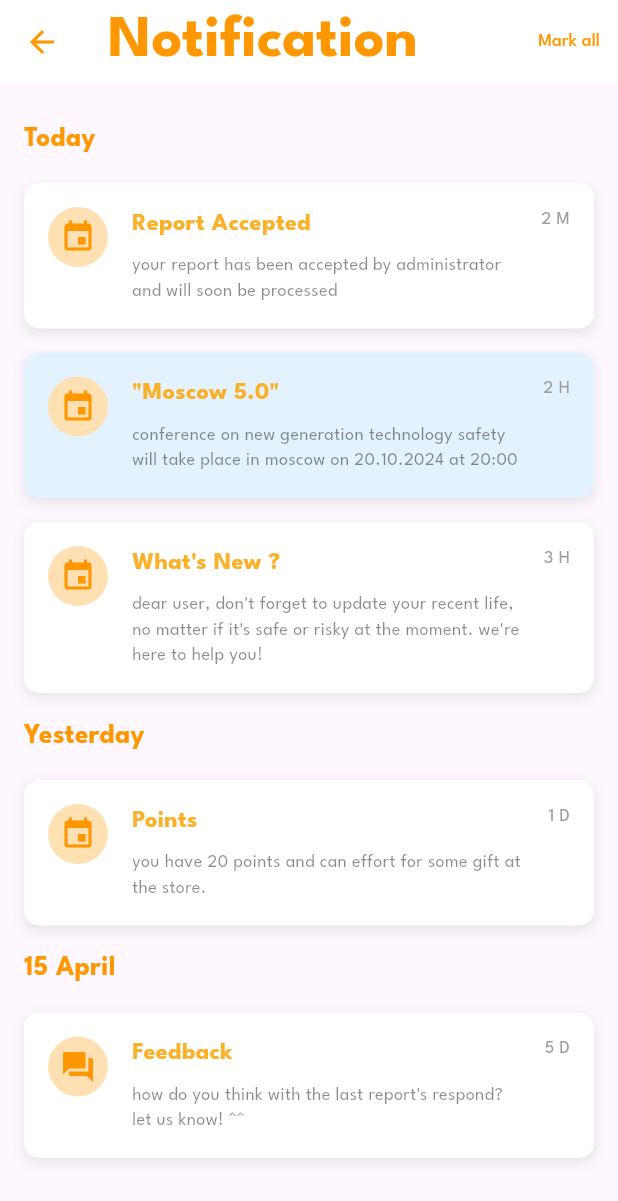
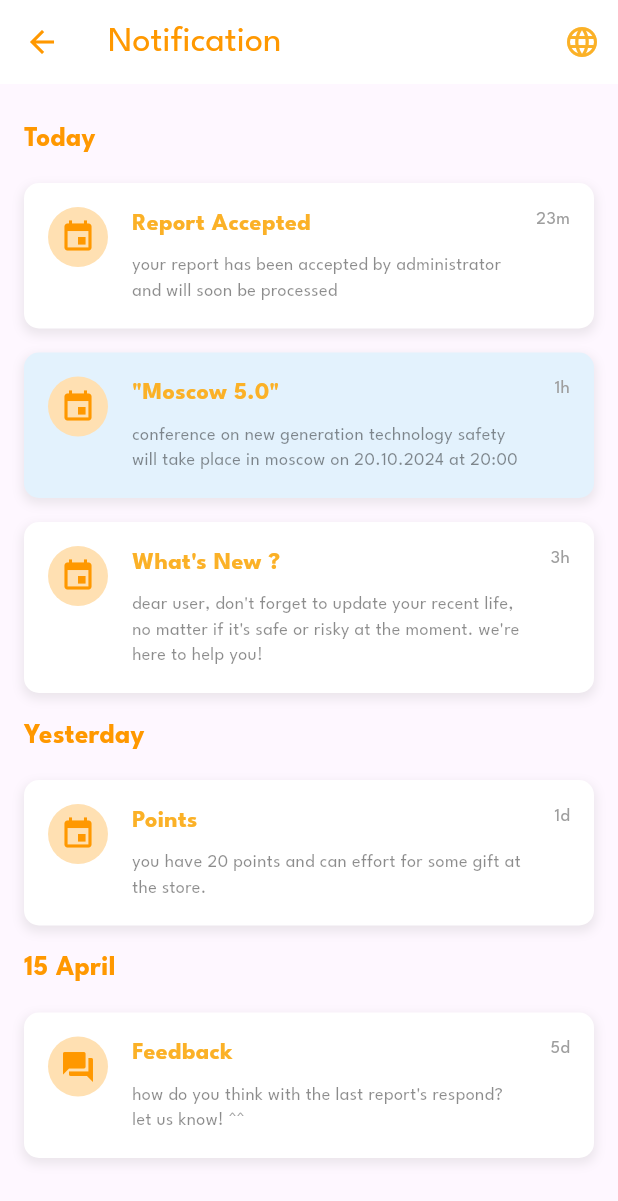
Before and after one commit to ngocleltt/riskprediction, a Flutter app: the HomeScreen screen opened directly with empty values, after a tap on the "notifications none" icon, on a phone screen of 412 x 824 dp. Shown: the top 1201 px of the screen. Run offline on Flutter 3.47's test engine with Material 3 defaults, Android fonts, the phone set to English and light mode, and no system bars.

```diff
--- a/lib/screens/home_screen.dart
+++ b/lib/screens/home_screen.dart
@@ -23,6 +23,7 @@ class _HomeScreenState extends State<HomeScreen> {
       _currentIndex = index;
     });
   }
+
   @override
   Widget build(BuildContext context) {
     return Scaffold(
@@ -83,8 +84,8 @@ class _HomeScreenState extends State<HomeScreen> {
             SizedBox(height: 20),
             GridView.count(
               crossAxisCount: 3,
-              crossAxisSpacing: 10,
-              mainAxisSpacing: 10,
+              crossAxisSpacing: 15,
+              mainAxisSpacing: 15,
               shrinkWrap: true,
               physics: NeverScrollableScrollPhysics(),
               children: [
@@ -135,8 +136,46 @@ class _HomeScreenState extends State<HomeScreen> {
 
   Widget _buildRiskButton(String label, IconData icon) {
     return ElevatedButton(
-      onPressed: () {},
+      onPressed: () {
+        showDialog(
+          context: context,
+          builder: (BuildContext context) {
+            return AlertDialog(
+              title: Text(
+                label,
+                style: AppStyles.headingStyle.copyWith(
+                  fontSize: 20,
+                  color: Colors.orange,
+                ),
+              ),
+              content: Text(
+                'Get 5 points reporting this risk',
+                style: AppStyles.bodyStyle.copyWith(
+                  fontSize: 16,
+                  color: Colors.black87,
+                ),
+              ),
+              actions: [
+                TextButton(
+                  onPressed: () {
+                    Navigator.of(context).pop();
+                  },
+                  child: Text(
+                    'OK',
+                    style: AppStyles.subbodyStyle.copyWith(
+                      fontSize: 10,
+                      fontWeight: FontWeight.bold,
+                      color: Colors.orange,
+                    ),
+                  ),
+                ),
+              ],
+            );
+          },
+        );
+      },
       style: ElevatedButton.styleFrom(
+        foregroundColor: Colors.white,
         backgroundColor: Color(0xFFFBB127),
         shape: RoundedRectangleBorder(
           borderRadius: BorderRadius.circular(10),
@@ -146,13 +185,23 @@ class _HomeScreenState extends State<HomeScreen> {
       child: Column(
         mainAxisAlignment: MainAxisAlignment.center,
         children: [
-          Icon(icon, size: 30, color: Colors.white),
-          SizedBox(height: 10),
-          Text(label, style: AppStyles.subbodyStyle.copyWith(color: Colors.white, fontSize: 10)),
+          Icon(icon, size: 30),
+          SizedBox(height: 8),
+          Text(
+            label,
+            textAlign: TextAlign.center,
+            style: AppStyles.subbodyStyle.copyWith(
+              fontSize: 14,
+              fontWeight: FontWeight.bold,
+              color: Colors.white,
+            ),
+          ),
         ],
       ),
     );
   }
+
+
 
   Widget _buildStatCard(String label, String value) {
     return Expanded(
--- a/lib/screens/notification.dart
+++ b/lib/screens/notification.dart
@@ -1,6 +1,7 @@
 import 'package:flutter/material.dart';
 import 'package:riskprediction/styles/app_style.dart';
 import 'package:riskprediction/app_localizations.dart';
+import 'package:riskprediction/widgets/language_selector.dart';
 
 class NotificationScreen extends StatelessWidget {
   final Function(Locale) onLocaleChange;
@@ -21,16 +22,10 @@ class NotificationScreen extends StatelessWidget {
         ),
         title: Text(
           AppLocalizations.of(context)?.translate('notification') ?? 'Notification',
-          style: AppStyles.headingStyle.copyWith(color: Colors.orange),
+          style: AppStyles.subHeadingStyle.copyWith(color: Colors.orange),
         ),
         actions: [
-          TextButton(
-            onPressed: () {},
-            child: Text(
-              AppLocalizations.of(context)?.translate('mark_all') ?? 'Mark all',
-              style: AppStyles.subbodyStyle.copyWith(color: Colors.orange),
-            ),
-          ),
+          LanguageSelector(onLocaleChange: onLocaleChange),
         ],
       ),
       body: ListView(
@@ -39,42 +34,42 @@ class NotificationScreen extends StatelessWidget {
           _buildNotificationSection(context, 'today', [
             _buildNotificationItem(
               context,
-              title: 'Report Accepted',
-              time: '2 M',
-              description: 'your report has been accepted by administrator and will soon be processed',
+              title: AppLocalizations.of(context)?.translate('report_accepted_title') ?? 'Report Accepted',
+              time: '23m',
+              description: AppLocalizations.of(context)?.translate('report_accepted_description') ?? 'your report has been accepted by administrator and will soon be processed',
               icon: Icons.event,
             ),
             _buildNotificationItem(
               context,
-              title: '"Moscow 5.0"',
-              time: '2 H',
-              description: 'conference on new generation technology safety will take place in moscow on 20.10.2024 at 20:00',
+              title: AppLocalizations.of(context)?.translate('moscow_5_title') ?? '"Moscow 5.0"',
+              time: '1h',
+              description: AppLocalizations.of(context)?.translate('moscow_5_description') ?? 'conference on new generation technology safety will take place in moscow on 20.10.2024 at 20:00',
               icon: Icons.event,
               highlighted: true,
             ),
             _buildNotificationItem(
               context,
-              title: "What's New ?",
-              time: '3 H',
-              description: "dear user, don't forget to update your recent life, no matter if it's safe or risky at the moment. we're here to help you!",
+              title: AppLocalizations.of(context)?.translate('whats_new_title') ?? "What's New ?",
+              time: '3h',
+              description: AppLocalizations.of(context)?.translate('whats_new_description') ?? "dear user, don't forget to update your recent life, no matter if it's safe or risky at the moment. we're here to help you!",
               icon: Icons.event,
             ),
           ]),
           _buildNotificationSection(context, 'yesterday', [
             _buildNotificationItem(
               context,
-              title: 'Points',
-              time: '1 D',
-              description: 'you have 20 points and can effort for some gift at the store.',
+              title: AppLocalizations.of(context)?.translate('points_title') ?? 'Points',
+              time: '1d',
+              description: AppLocalizations.of(context)?.translate('points_description') ?? 'you have 20 points and can effort for some gift at the store.',
               icon: Icons.event,
             ),
           ]),
-          _buildNotificationSection(context, '15 April', [
+          _buildNotificationSection(context, '15_april', [
             _buildNotificationItem(
               context,
-              title: 'Feedback',
-              time: '5 D',
-              description: "how do you think with the last report's respond? let us know! ^^",
+              title: AppLocalizations.of(context)?.translate('feedback_title') ?? 'Feedback',
+              time: '5d',
+              description: AppLocalizations.of(context)?.translate('feedback_description') ?? "how do you think with the last report's respond? let us know! ^^",
               icon: Icons.question_answer,
             ),
           ]),
```
